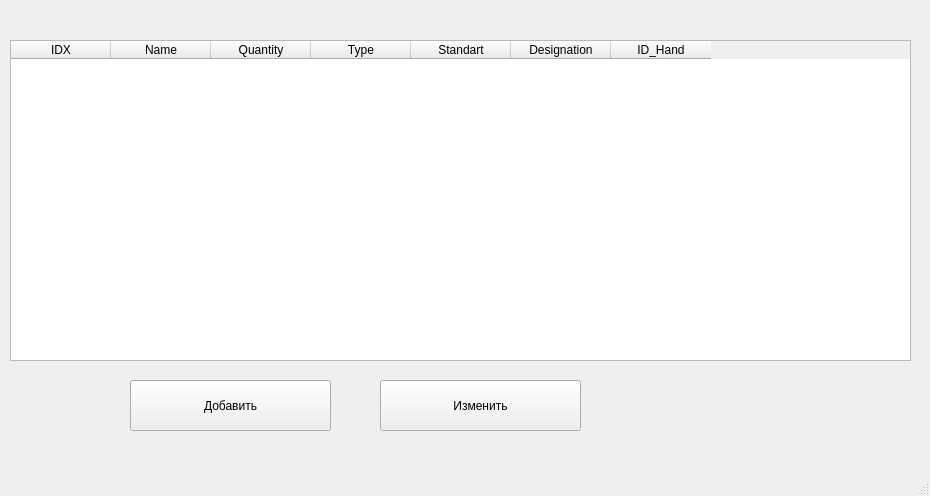
Qt form ui/XLXForm.ui (MatienkoAndrew/DZ2_TRPO_Nastya) before a commit.
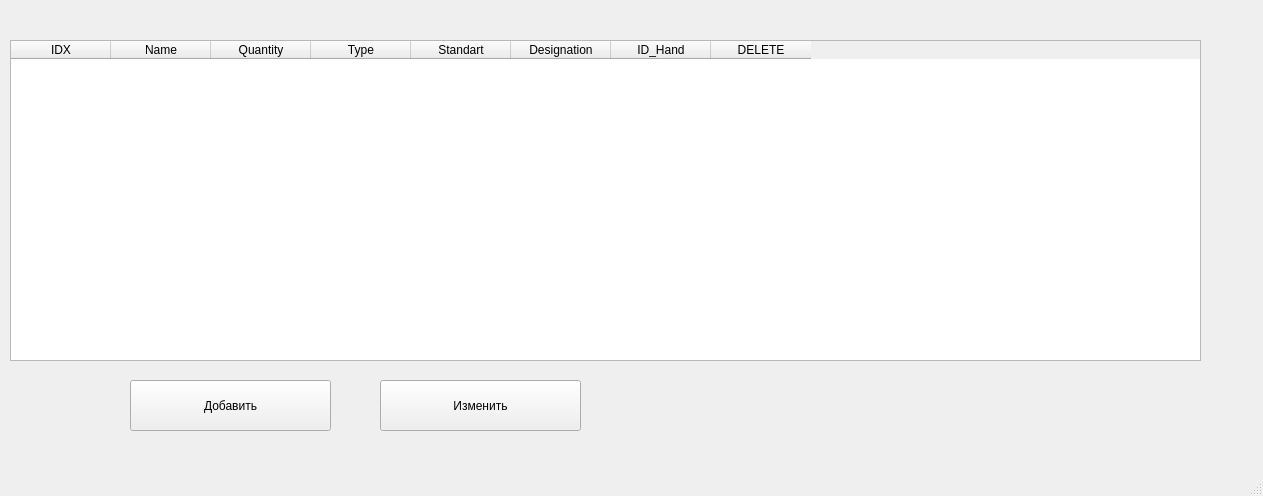
The same form after that commit.

```diff
--- a/ui/XLXForm.ui
+++ b/ui/XLXForm.ui
@@ -6,7 +6,7 @@
    <rect>
     <x>0</x>
     <y>0</y>
-    <width>930</width>
+    <width>1263</width>
     <height>496</height>
    </rect>
   </property>
@@ -45,7 +45,7 @@
      <rect>
       <x>10</x>
       <y>40</y>
-      <width>901</width>
+      <width>1191</width>
       <height>321</height>
      </rect>
     </property>
@@ -84,6 +84,11 @@
       <string>ID_Hand</string>
      </property>
     </column>
+    <column>
+     <property name="text">
+      <string>DELETE</string>
+     </property>
+    </column>
    </widget>
   </widget>
   <widget class="QStatusBar" name="statusbar"/>
```
